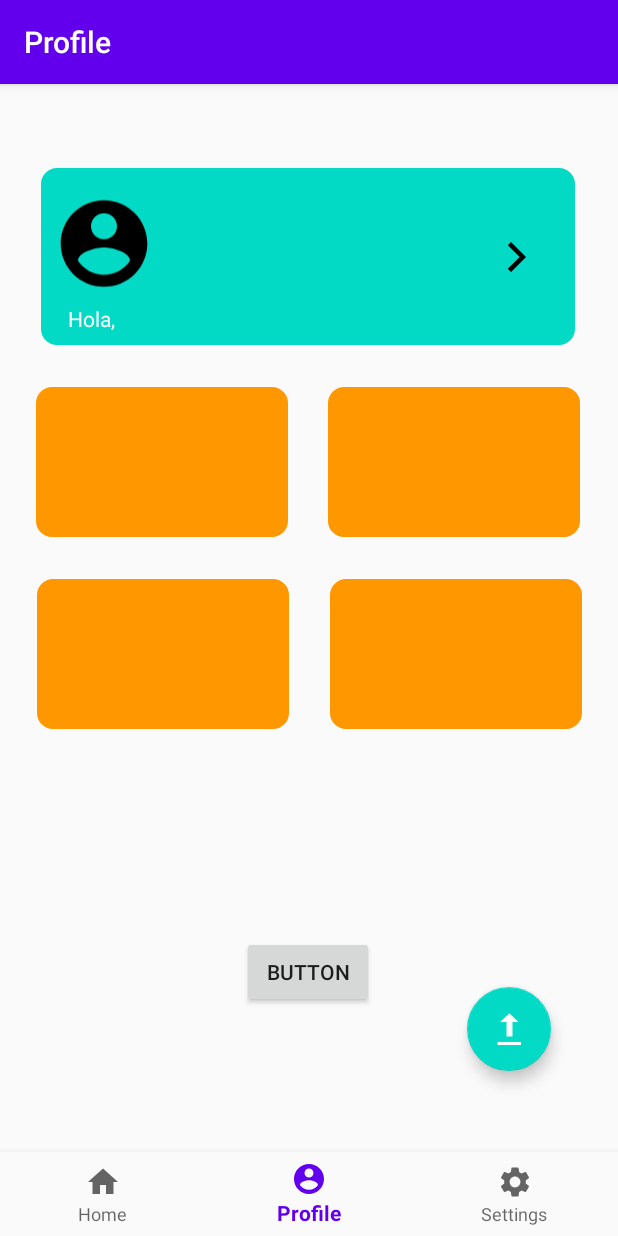
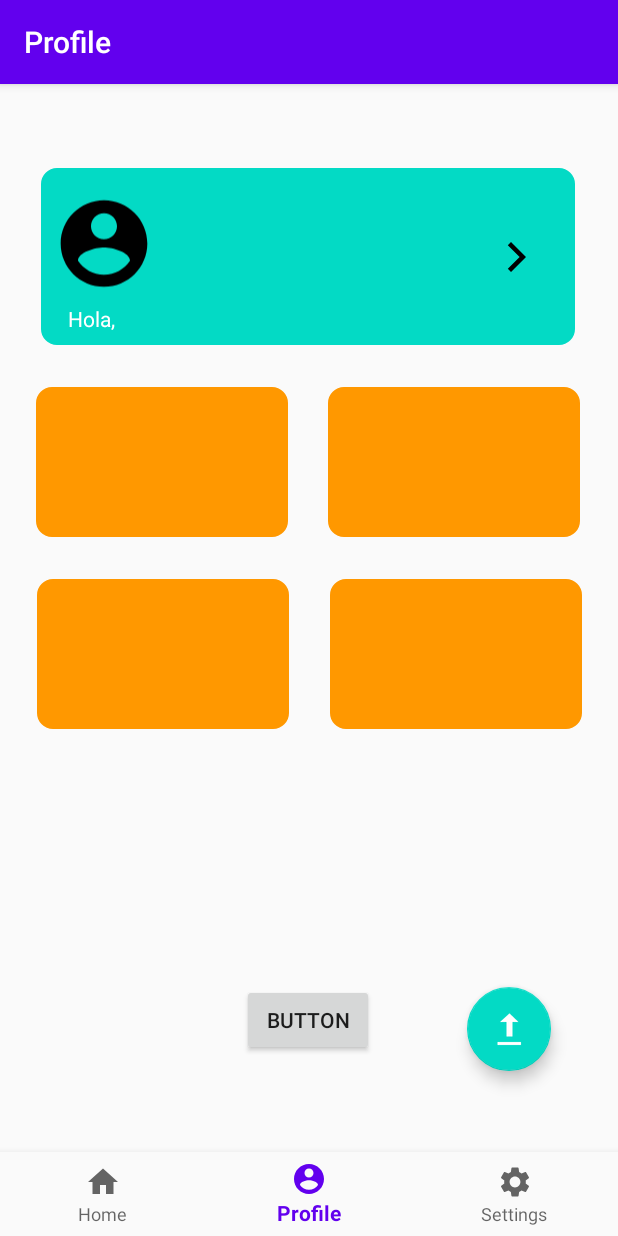
Before and after one commit to evasga98/MyHeartFitness, an Android app: the screen it shows after launch (MainActivity), after a tap on an icon or button, on a phone screen of 412 x 824 dp. Run offline under Robolectric (Android 15) with nearby library versions, the phone set to English and light mode, and no system bars; our stand-ins replace navigation-ui.

```diff
--- a/app/src/main/res/layout/fragment_home.xml
+++ b/app/src/main/res/layout/fragment_home.xml
@@ -4,7 +4,7 @@
     xmlns:tools="http://schemas.android.com/tools"
     android:layout_width="match_parent"
     android:layout_height="match_parent"
-    tools:context=".ui.home.HomeFragment" >
+    tools:context=".ui.home.HomeFragment">
 
     <com.google.android.material.floatingactionbutton.FloatingActionButton
         android:id="@+id/fab"
@@ -75,11 +75,11 @@
         android:id="@+id/button_notify"
         android:layout_width="wrap_content"
         android:layout_height="wrap_content"
-        android:layout_marginBottom="152dp"
+        android:layout_marginBottom="120dp"
         android:text="Button"
         app:layout_constraintBottom_toBottomOf="parent"
-        app:layout_constraintEnd_toEndOf="parent"
-        app:layout_constraintHorizontal_bias="0.498"
+        app:layout_constraintEnd_toStartOf="@+id/fab"
+        app:layout_constraintHorizontal_bias="0.721"
         app:layout_constraintStart_toStartOf="parent" />
 
     <androidx.constraintlayout.widget.ConstraintLayout
```
